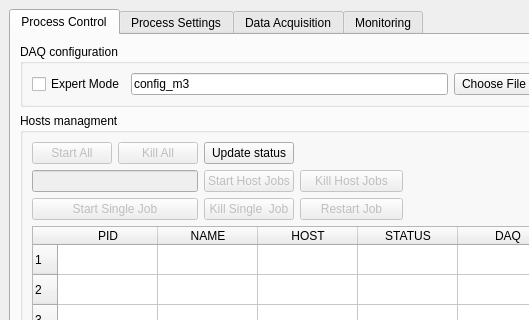
Old version of the form python/DaqUI3.ui in the repository mirabitl/SDHCAL; both pictures show x 0 to 529 and y 0 to 320 of the 910 by 673 pixel window.
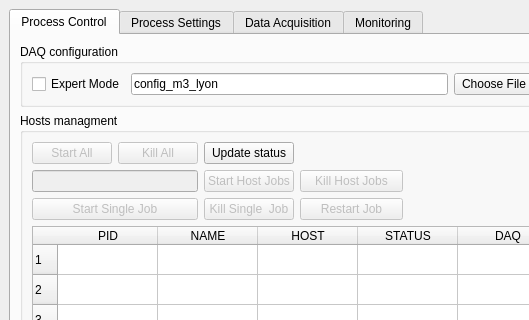
New version of the form. The open tabs and pages were chosen to show the change.

Commit message: SlowControl collector

```diff
--- a/python/DaqUI3.ui
+++ b/python/DaqUI3.ui
@@ -53,7 +53,7 @@
               <string>&lt;html&gt;&lt;head/&gt;&lt;body&gt;&lt;p&gt;Name of the configuration file&lt;/p&gt;&lt;/body&gt;&lt;/html&gt;</string>
              </property>
              <property name="text">
-              <string>config_m3</string>
+              <string>config_m3_lyon</string>
              </property>
             </widget>
            </item>
```
The commit also changes 1 other file.
